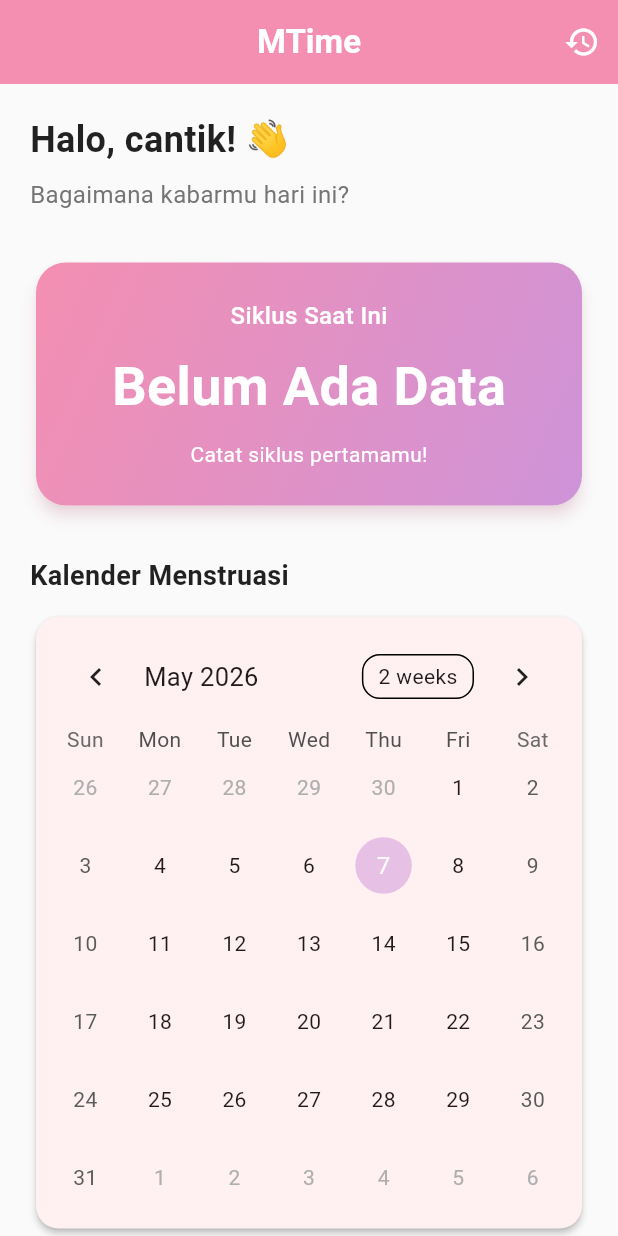
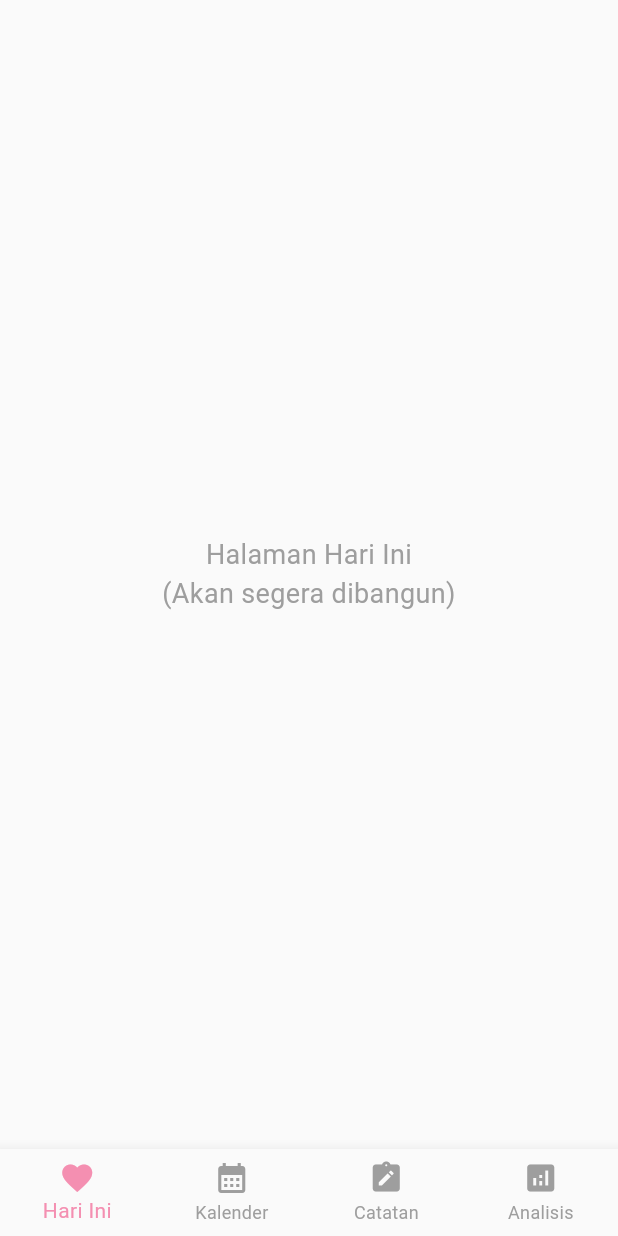
Before and after one commit to niysnsty/Mtime, a Flutter app: the screen it shows after launch, on a phone screen of 412 x 824 dp. Run offline on Flutter 3.47's test engine with Material 3 defaults, Android fonts, the phone set to English and light mode, and no system bars; drawn by our look-alikes of table_calendar; our stand-ins replace sqflite; accounts and stored records are empty.

Commit message:
update tampilan

```diff
--- a/lib/main.dart
+++ b/lib/main.dart
@@ -1,17 +1,17 @@
 import 'package:flutter/material.dart';
-import 'views/dashboard_view.dart';
+import 'views/main_navigation.dart';
 
 void main() {
-  runApp(const MtimeApp());
+  runApp(const MTimeApp());
 }
 
-class MtimeApp extends StatelessWidget{
-  const MtimeApp({super.key});
+class MTimeApp extends StatelessWidget {
+  const MTimeApp({super.key});
 
   @override
-  Widget build(BuildContext context){
+  Widget build(BuildContext context) {
     return MaterialApp(
-      title: "Mtime",
+      title: 'MTime',
       debugShowCheckedModeBanner: false,
       theme: ThemeData(
         colorScheme: ColorScheme.fromSeed(
@@ -29,10 +29,9 @@ class MtimeApp extends StatelessWidget{
           centerTitle: true,
         ),
       ),
-      //rute sederhana
       initialRoute: '/',
       routes: {
-        '/' : (context) => const DashboardView(),
+        '/': (context) => const MainNavigation(),
       },
     );
   }
--- a/lib/views/dashboard_view.dart
+++ /dev/null
@@ -1,229 +0,0 @@
-import 'package:flutter/material.dart';
-// Import package kalender yang baru saja kita install
-import 'package:table_calendar/table_calendar.dart';
-import 'input_data_view.dart';
-import 'history_view.dart';
-import '../services/db_service.dart';
-
-class DashboardView extends StatefulWidget {
-  const DashboardView({super.key});
-
-  @override
-  State<DashboardView> createState() => _DashboardViewState();
-}
-
-class _DashboardViewState extends State<DashboardView> {
-  // Variabel untuk Kalender
-  DateTime _focusedDay = DateTime.now();
-  DateTime? _selectedDay;
-
-  // Variabel untuk Data Siklus
-  List<Map<String, dynamic>> _riwayatData = [];
-  DateTime? _haidTerakhir;
-  DateTime? _prediksiBerikutnya;
-  int _hariKe = 0;
-  bool _isLoading = true;
-
-  @override
-  void initState() {
-    super.initState();
-    _loadData(); // Tarik data saat aplikasi pertama kali dibuka
-  }
-
-  // Fungsi untuk menarik data dari SQLite dan menghitung prediksi
-  Future<void> _loadData() async {
-    final data = await DatabaseService.instance.readAllData();
-
-    DateTime? haidTerbaru;
-    DateTime? prediksi;
-    int hariKe = 0;
-
-    if (data.isNotEmpty) {
-      // Ambil data paling pertama (terbaru karena diurutkan DESC di SQLite)
-      haidTerbaru = DateTime.parse(data.first['tanggal_mulai']);
-
-      // Logika Prediksi Sederhana: Tanggal mulai ditambah 28 Hari
-      prediksi = haidTerbaru.add(const Duration(days: 28));
-
-      // Menghitung siklus hari ke-berapa hari ini
-      hariKe = DateTime.now().difference(haidTerbaru).inDays + 1;
-    }
-
-    setState(() {
-      _riwayatData = data;
-      _haidTerakhir = haidTerbaru;
-      _prediksiBerikutnya = prediksi;
-      _hariKe = hariKe;
-      _isLoading = false;
-    });
-  }
-
-  // Fungsi untuk mengecek apakah suatu tanggal di kalender adalah hari menstruasi
-  bool _isHariHaid(DateTime day) {
-    for (var item in _riwayatData) {
-      final start = DateTime.parse(item['tanggal_mulai']);
-      final endStr = item['tanggal_selesai'];
-
-      // Jika tanggal selesai belum diisi, anggap masih berlangsung sampai hari ini
-      final end = endStr != null ? DateTime.parse(endStr) : DateTime.now();
-
-      // Menyamakan format waktu agar perbandingan akurat (hanya tanggal, bulan, tahun)
-      final dateToCheck = DateTime(day.year, day.month, day.day);
-      final startDate = DateTime(start.year, start.month, start.day);
-      final endDate = DateTime(end.year, end.month, end.day);
-
-      // Jika tanggal yang dicek berada di antara tanggal mulai dan selesai
-      if (dateToCheck.isAfter(startDate.subtract(const Duration(days: 1))) &&
-          dateToCheck.isBefore(endDate.add(const Duration(days: 1)))) {
-        return true;
-      }
-    }
-    return false;
-  }
-
-  @override
-  Widget build(BuildContext context) {
-    return Scaffold(
-      appBar: AppBar(
-        title: const Text('MTime', style: TextStyle(fontWeight: FontWeight.bold)),
-        actions: [
-          IconButton(
-            icon: const Icon(Icons.history),
-            onPressed: () async {
-              // Navigasi dengan await, agar saat kembali dari Riwayat, dashboard di-refresh
-              await Navigator.push(context, MaterialPageRoute(builder: (context) => const HistoryView()));
-              _loadData();
-            },
-          ),
-        ],
-      ),
-      body: _isLoading
-        ? const Center(child: CircularProgressIndicator())
-        : SingleChildScrollView(
-        padding: const EdgeInsets.all(20.0),
-        child: Column(
-          crossAxisAlignment: CrossAxisAlignment.start,
-          children: [
-            const Text('Halo, cantik! 👋', style: TextStyle(fontSize: 24, fontWeight: FontWeight.bold, color: Colors.black87)),
-            const SizedBox(height: 8),
-            Text('Bagaimana kabarmu hari ini?', style: TextStyle(fontSize: 16, color: Colors.grey[600])),
-            const SizedBox(height: 30),
-
-            // 1. Card Info Siklus (Datanya sudah dinamis dari Database!)
-            Card(
-              elevation: 4,
-              shadowColor: const Color(0xFFF48FB1).withOpacity(0.4),
-              shape: RoundedRectangleBorder(borderRadius: BorderRadius.circular(20)),
-              child: Container(
-                width: double.infinity,
-                padding: const EdgeInsets.all(24),
-                decoration: BoxDecoration(
-                  borderRadius: BorderRadius.circular(20),
-                  gradient: const LinearGradient(
-                    colors: [Color(0xFFF48FB1), Color(0xFFCE93D8)],
-                    begin: Alignment.topLeft,
-                    end: Alignment.bottomRight,
-                  ),
-                ),
-                child: Column(
-                  crossAxisAlignment: CrossAxisAlignment.center,
-                  children: [
-                    const Text('Siklus Saat Ini', style: TextStyle(color: Colors.white, fontSize: 16, fontWeight: FontWeight.w500)),
-                    const SizedBox(height: 10),
-                    Text(
-                      _haidTerakhir != null ? 'Hari Ke-$_hariKe' : 'Belum Ada Data',
-                      style: const TextStyle(color: Colors.white, fontSize: 36, fontWeight: FontWeight.bold),
-                    ),
-                    const SizedBox(height: 10),
-                    Text(
-                      _prediksiBerikutnya != null
-                          ? 'Prediksi haid: ${_prediksiBerikutnya!.day}/${_prediksiBerikutnya!.month}/${_prediksiBerikutnya!.year}'
-                          : 'Catat siklus pertamamu!',
-                      style: const TextStyle(color: Colors.white, fontSize: 14),
-                    ),
-                  ],
-                ),
-              ),
-            ),
-            const SizedBox(height: 30),
-
-            // 2. Kalender Menstruasi
-            const Text('Kalender Menstruasi', style: TextStyle(fontSize: 18, fontWeight: FontWeight.bold, color: Colors.black87)),
-            const SizedBox(height: 10),
-            Card(
-              elevation: 2,
-              shape: RoundedRectangleBorder(borderRadius: BorderRadius.circular(15)),
-              child: Padding(
-                padding: const EdgeInsets.all(8.0),
-                child: TableCalendar(
-                  firstDay: DateTime.utc(2020, 1, 1),
-                  lastDay: DateTime.utc(2030, 12, 31),
-                  focusedDay: _focusedDay,
-                  selectedDayPredicate: (day) => isSameDay(_selectedDay, day),
-                  onDaySelected: (selectedDay, focusedDay) {
-                    setState(() {
-                      _selectedDay = selectedDay;
-                      _focusedDay = focusedDay;
-                    });
-                  },
-                  calendarStyle: CalendarStyle(
-                    todayDecoration: BoxDecoration(
-                      color: Theme.of(context).colorScheme.secondary.withOpacity(0.5),
-                      shape: BoxShape.circle,
-                    ),
-                    selectedDecoration: BoxDecoration(
-                      color: Theme.of(context).colorScheme.primary,
-                      shape: BoxShape.circle,
-                    ),
-                  ),
-                  // Logika visual: Mewarnai tanggal haid dengan warna pink
-                  calendarBuilders: CalendarBuilders(
-                    defaultBuilder: (context, day, focusedDay) {
-                      if (_isHariHaid(day)) {
-                        return Container(
-                          margin: const EdgeInsets.all(6.0),
-                          decoration: const BoxDecoration(
-                            color: Color(0xFFF8BBD0), // Pink muda
-                            shape: BoxShape.circle,
-                          ),
-                          child: Center(
-                            child: Text(
-                              '${day.day}',
-                              style: const TextStyle(color: Colors.white, fontWeight: FontWeight.bold),
-                            ),
-                          ),
-                        );
-                      }
-                      return null; // Kembalikan null agar tanggal lain menggunakan gaya bawaan
-                    },
-                  ),
-                ),
-              ),
-            ),
-            const SizedBox(height: 30),
-
-            // 3. Tombol Tambah Data
-            SizedBox(
-              width: double.infinity,
-              height: 55,
-              child: ElevatedButton.icon(
-                onPressed: () async {
-                  // Navigasi dengan await, agar saat kembali dari Input Data, dashboard di-refresh otomatis
-                  await Navigator.push(context, MaterialPageRoute(builder: (context) => const InputDataView()));
-                  _loadData();
-                },
-                icon: const Icon(Icons.add, color: Colors.white),
-                label: const Text('Catat Gejala / Menstruasi', style: TextStyle(fontSize: 16, fontWeight: FontWeight.bold, color: Colors.white)),
-                style: ElevatedButton.styleFrom(
-                  backgroundColor: Theme.of(context).colorScheme.primary,
-                  shape: RoundedRectangleBorder(borderRadius: BorderRadius.circular(15)),
-                  elevation: 2,
-                ),
-              ),
-            ),
-          ],
-        ),
-      ),
-    );
-  }
-}
--- /dev/null
+++ b/lib/views/kalender_view.dart
@@ -0,0 +1,112 @@
+import 'package:flutter/material.dart';
+import 'package:table_calendar/table_calendar.dart';
+import '../services/db_service.dart';
+
+class KalenderView extends StatefulWidget {
+  const KalenderView({super.key});
+
+  @override
+  State<KalenderView> createState() => _KalenderViewState();
+}
+
+class _KalenderViewState extends State<KalenderView> {
+  DateTime _focusedDay = DateTime.now();
+  DateTime? _selectedDay;
+  List<Map<String, dynamic>> _riwayatData = [];
+  bool _isLoading = true;
+
+  @override
+  void initState() {
+    super.initState();
+    _loadData();
+  }
+
+  Future<void> _loadData() async {
+    final data = await DatabaseService.instance.readAllData();
+    setState(() {
+      _riwayatData = data;
+      _isLoading = false;
+    });
+  }
+
+  bool _isHariHaid(DateTime day) {
+    for (var item in _riwayatData) {
+      final start = DateTime.parse(item['tanggal_mulai']);
+      final endStr = item['tanggal_selesai'];
+      final end = endStr != null ? DateTime.parse(endStr) : DateTime.now();
+
+      final dateToCheck = DateTime(day.year, day.month, day.day);
+      final startDate = DateTime(start.year, start.month, start.day);
+      final endDate = DateTime(end.year, end.month, end.day);
+
+      if (dateToCheck.isAfter(startDate.subtract(const Duration(days: 1))) &&
+          dateToCheck.isBefore(endDate.add(const Duration(days: 1)))) {
+        return true;
+      }
+    }
+    return false;
+  }
+
+  @override
+  Widget build(BuildContext context) {
+    return Scaffold(
+      appBar: AppBar(
+        title: const Text('Kalender', style: TextStyle(fontWeight: FontWeight.bold)),
+      ),
+      body: _isLoading
+          ? const Center(child: CircularProgressIndicator())
+          : Padding(
+              padding: const EdgeInsets.all(20.0),
+              child: Card(
+                elevation: 2,
+                shape: RoundedRectangleBorder(borderRadius: BorderRadius.circular(15)),
+                child: Padding(
+                  padding: const EdgeInsets.all(8.0),
+                  child: TableCalendar(
+                    firstDay: DateTime.utc(2020, 1, 1),
+                    lastDay: DateTime.utc(2030, 12, 31),
+                    focusedDay: _focusedDay,
+                    selectedDayPredicate: (day) => isSameDay(_selectedDay, day),
+                    onDaySelected: (selectedDay, focusedDay) {
+                      setState(() {
+                        _selectedDay = selectedDay;
+                        _focusedDay = focusedDay;
+                      });
+                    },
+                    calendarStyle: CalendarStyle(
+                      todayDecoration: BoxDecoration(
+                        color: Theme.of(context).colorScheme.secondary.withOpacity(0.5),
+                        shape: BoxShape.circle,
+                      ),
+                      selectedDecoration: BoxDecoration(
+                        color: Theme.of(context).colorScheme.primary,
+                        shape: BoxShape.circle,
+                      ),
+                    ),
+                    calendarBuilders: CalendarBuilders(
+                      defaultBuilder: (context, day, focusedDay) {
+                        if (_isHariHaid(day)) {
+                          return Container(
+                            margin: const EdgeInsets.all(6.0),
+                            decoration: const BoxDecoration(
+                              color: Color(0xFFF8BBD0),
+                              shape: BoxShape.circle,
+                            ),
+                            child: Center(
+                              child: Text(
+                                '${day.day}',
+                                style: const TextStyle(color: Colors.white, fontWeight: FontWeight.bold),
+                              ),
+                            ),
+                          );
+                        }
+                        return null;
+                      },
+                    ),
+                  ),
+                ),
+              ),
+            ),
+    );
+  }
+}
--- /dev/null
+++ b/lib/views/main_navigation.dart
@@ -0,0 +1,60 @@
+import 'package:flutter/material.dart';
+import 'kalender_view.dart';
+
+class PlaceholderView extends StatelessWidget {
+  final String judul;
+  const PlaceholderView({super.key, required this.judul});
+
+  @override
+  Widget build(BuildContext context) {
+    return Center(
+      child: Text(
+        'Halaman $judul\n(Akan segera dibangun)',
+        textAlign: TextAlign.center,
+        style: const TextStyle(fontSize: 18, color: Colors.grey),
+      ),
+    );
+  }
+}
+
+class MainNavigation extends StatefulWidget {
+  const MainNavigation({super.key});
+
+  @override
+  State<MainNavigation> createState() => _MainNavigationState();
+}
+
+class _MainNavigationState extends State<MainNavigation> {
+  int _currentIndex = 0;
+
+  final List<Widget> _pages = [
+    const PlaceholderView(judul: 'Hari Ini'),
+    const KalenderView(),
+    const PlaceholderView(judul: 'Catatan'),
+    const PlaceholderView(judul: 'Analisis'),
+  ];
+
+  @override
+  Widget build(BuildContext context) {
+    return Scaffold(
+      body: _pages[_currentIndex],
+      bottomNavigationBar: BottomNavigationBar(
+        currentIndex: _currentIndex,
+        onTap: (index) {
+          setState(() {
+            _currentIndex = index;
+          });
+        },
+        type: BottomNavigationBarType.fixed,
+        selectedItemColor: Theme.of(context).colorScheme.primary,
+        unselectedItemColor: Colors.grey,
+        items: const [
+          BottomNavigationBarItem(icon: Icon(Icons.favorite), label: 'Hari Ini'),
+          BottomNavigationBarItem(icon: Icon(Icons.calendar_month), label: 'Kalender'),
+          BottomNavigationBarItem(icon: Icon(Icons.note_alt), label: 'Catatan'),
+          BottomNavigationBarItem(icon: Icon(Icons.analytics), label: 'Analisis'),
+        ],
+      ),
+    );
+  }
+}
```
